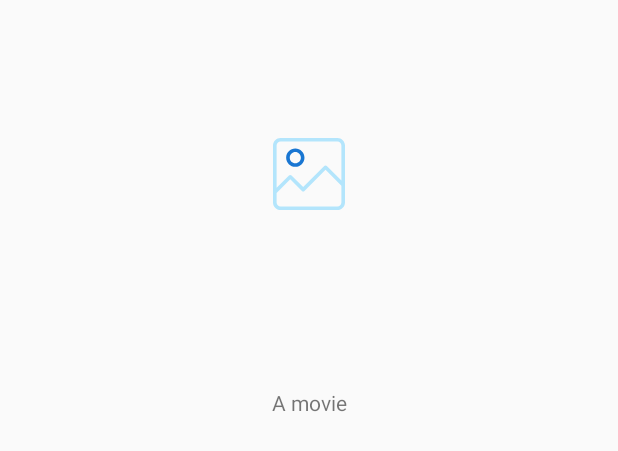
After one commit to kundank191/udacity-project-popularMovies, an Android app: the layout list_item.xml on its own in the app's theme, with its tools: preview values and no code run, on a phone screen of 412 x 824 dp. The commit adds this screen. Shown: the top 451 px of the screen. Run offline under Robolectric (Android 15) with nearby library versions, the phone set to English and light mode, and no system bars.

Commit message:
feat : Basic design implemented with new color scheme

```diff
--- /dev/null
+++ b/app/src/main/res/drawable/arrow_back_white.xml
@@ -0,0 +1,5 @@
+<vector android:height="24dp" android:tint="#FFFFFF"
+    android:viewportHeight="24.0" android:viewportWidth="24.0"
+    android:width="24dp"  xmlns:android="http://schemas.android.com/apk/res/android">
+    <path android:fillColor="#FF000000" android:pathData="M20,11H7.83l5.59,-5.59L12,4l-8,8 8,8 1.41,-1.41L7.83,13H20v-2z"/>
+</vector>
--- /dev/null
+++ b/app/src/main/res/drawable/picture_placeholder.xml
@@ -0,0 +1,5 @@
+<vector android:height="48dp" android:viewportHeight="489.4"
+    android:viewportWidth="489.4" android:width="48dp" xmlns:android="http://schemas.android.com/apk/res/android">
+    <path android:fillColor="@color/colorPrimaryLight" android:pathData="M0,437.8c0,28.5 23.2,51.6 51.6,51.6h386.2c28.5,0 51.6,-23.2 51.6,-51.6V51.6c0,-28.5 -23.2,-51.6 -51.6,-51.6H51.6C23.1,0 0,23.2 0,51.6C0,51.6 0,437.8 0,437.8zM437.8,464.9H51.6c-14.9,0 -27.1,-12.2 -27.1,-27.1v-64.5l92.8,-92.8l79.3,79.3c4.8,4.8 12.5,4.8 17.3,0l143.2,-143.2l107.8,107.8v113.4C464.9,452.7 452.7,464.9 437.8,464.9zM51.6,24.5h386.2c14.9,0 27.1,12.2 27.1,27.1v238.1l-99.2,-99.1c-4.8,-4.8 -12.5,-4.8 -17.3,0L205.2,333.8l-79.3,-79.3c-4.8,-4.8 -12.5,-4.8 -17.3,0l-84.1,84.1v-287C24.5,36.7 36.7,24.5 51.6,24.5z"/>
+    <path android:fillColor="@color/colorPrimaryDark" android:pathData="M151.7,196.1c34.4,0 62.3,-28 62.3,-62.3s-28,-62.3 -62.3,-62.3s-62.3,28 -62.3,62.3S117.3,196.1 151.7,196.1zM151.7,96c20.9,0 37.8,17 37.8,37.8s-17,37.8 -37.8,37.8s-37.8,-17 -37.8,-37.8S130.8,96 151.7,96z"/>
+</vector>
--- /dev/null
+++ b/app/src/main/res/layout/list_item.xml
@@ -0,0 +1,38 @@
+<?xml version="1.0" encoding="utf-8"?>
+<android.support.constraint.ConstraintLayout
+    xmlns:android="http://schemas.android.com/apk/res/android"
+    xmlns:app="http://schemas.android.com/apk/res-auto"
+    xmlns:tools="http://schemas.android.com/tools"
+    android:layout_width="match_parent"
+    android:layout_height="match_parent">
+
+    <ImageView
+        android:id="@+id/moviePoster_iv"
+        android:layout_width="match_parent"
+        android:layout_height="@dimen/image_height"
+        android:layout_marginEnd="@dimen/dimen_margin_end"
+        android:layout_marginStart="@dimen/dimen_margin_start"
+        android:layout_marginTop="@dimen/dimen_margin_Top"
+        app:layout_constraintEnd_toEndOf="parent"
+        app:layout_constraintHorizontal_bias="0.509"
+        app:layout_constraintStart_toStartOf="parent"
+        android:scaleType="center"
+        app:layout_constraintTop_toTopOf="parent"
+        app:srcCompat="@drawable/picture_placeholder"
+        android:contentDescription="@string/image_placeholder_content_description"/>
+
+    <TextView
+        android:id="@+id/movieName_tv"
+        android:layout_width="wrap_content"
+        android:layout_height="wrap_content"
+        android:layout_marginBottom="@dimen/dimen_margin_bottom"
+        android:layout_marginEnd="@dimen/dimen_margin_end"
+        android:layout_marginStart="@dimen/dimen_margin_start"
+        android:layout_marginTop="@dimen/dimen_margin_Top"
+        android:text="@string/movie_placeholder_name"
+        app:layout_constraintBottom_toBottomOf="parent"
+        app:layout_constraintEnd_toEndOf="parent"
+        app:layout_constraintStart_toStartOf="parent"
+        app:layout_constraintTop_toBottomOf="@+id/moviePoster_iv"
+        app:layout_constraintVertical_bias="0.047" />
+</android.support.constraint.ConstraintLayout>
--- a/app/src/main/res/values/colors.xml
+++ b/app/src/main/res/values/colors.xml
@@ -1,6 +1,10 @@
 <?xml version="1.0" encoding="utf-8"?>
 <resources>
-    <color name="colorPrimary">#3F51B5</color>
-    <color name="colorPrimaryDark">#303F9F</color>
+    <color name="colorPrimary">#2196F3</color>
+    <color name="colorPrimaryDark">#1976D2</color>
+    <color name="colorPrimaryLight">#B3E5FC</color>
     <color name="colorAccent">#FF4081</color>
+    <color name="textColorPrimaryLight">#FFFFFF</color>
+    <color name="textColorPrimaryDark">#212121</color>
+    <color name="textColorSecondary">#757575</color>
 </resources>
--- /dev/null
+++ b/app/src/main/res/values/dimens.xml
@@ -0,0 +1,10 @@
+<?xml version="1.0" encoding="utf-8"?>
+<resources>
+    <dimen name="dimen_margin_end">8dp</dimen>
+    <dimen name="dimen_margin_start">8dp</dimen>
+    <dimen name="dimen_margin_Top">16dp</dimen>
+    <dimen name="dimen_margin_bottom">8dp</dimen>
+    <dimen name="image_height">200dp</dimen>
+    <dimen name="dimen_inset_start">72dp</dimen>
+    <dimen name="dimen_title_text_margin_start">32dp</dimen>
+</resources>
--- a/app/src/main/res/values/strings.xml
+++ b/app/src/main/res/values/strings.xml
@@ -1,3 +1,9 @@
 <resources>
     <string name="app_name">Popular Movies</string>
+
+    <!-- TODO PASTE YOUR API KEY HERE -->
+    <string name="API_KEY">PASTE-YOUR-KEY-HERE</string>
+
+    <string name="movie_placeholder_name">A movie</string>
+    <string name="image_placeholder_content_description">Content Description</string>
 </resources>
--- a/app/src/main/res/values/styles.xml
+++ b/app/src/main/res/values/styles.xml
@@ -1,7 +1,7 @@
 <resources>
 
     <!-- Base application theme. -->
-    <style name="AppTheme" parent="Theme.AppCompat.Light.DarkActionBar">
+    <style name="AppTheme" parent="Theme.AppCompat.Light.NoActionBar">
         <!-- Customize your theme here. -->
         <item name="colorPrimary">@color/colorPrimary</item>
         <item name="colorPrimaryDark">@color/colorPrimaryDark</item>
```
Also changed, not shown: app/src/main/res/layout/activity_details.xml (+62 -2 lines), app/src/main/res/layout/activity_main.xml (+15 -10 lines).
